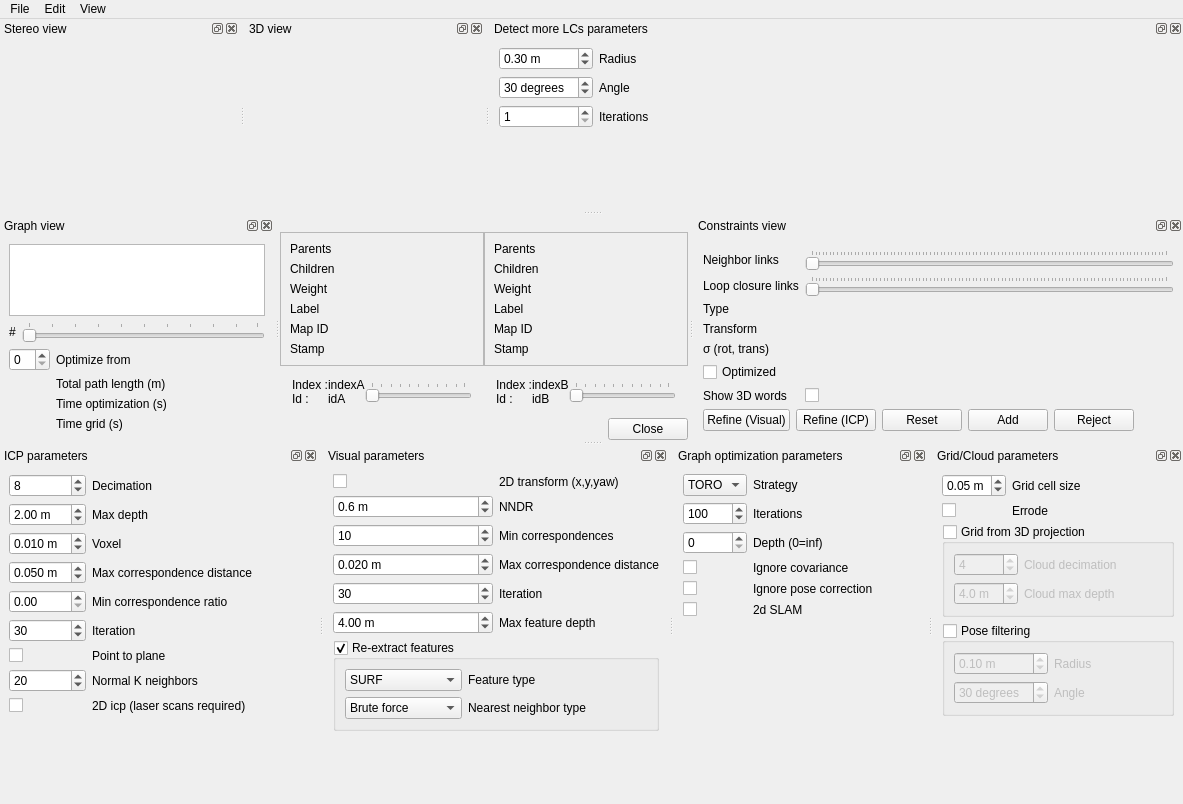
Qt form guilib/src/ui/DatabaseViewer.ui (introlab/rtabmap) before a commit.
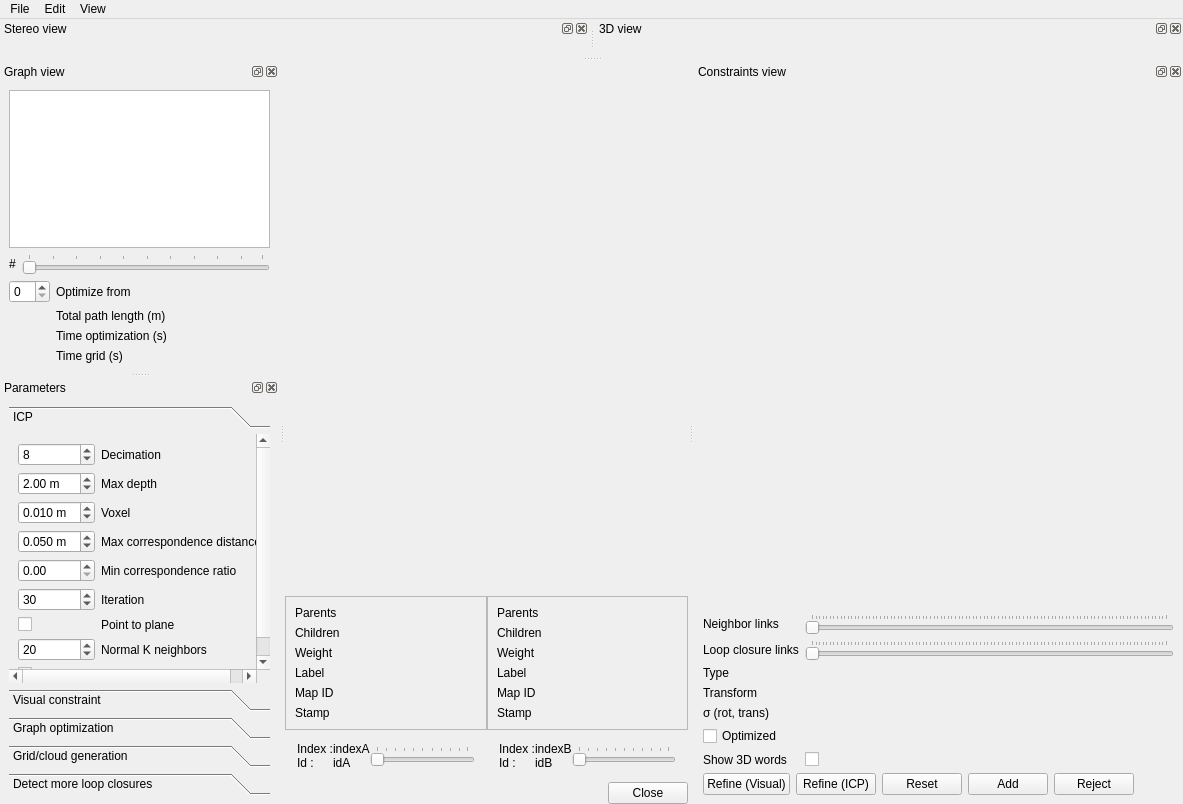
The same form after that commit. The open tabs and pages were chosen to show the change. Custom widgets are drawn as their Qt base class.

Commit message: DatabaseViewer: updated layout (added Parameters toolbox instead of multiple dock widgets)

The edit to the form file:
```diff
--- a/guilib/src/ui/DatabaseViewer.ui
+++ b/guilib/src/ui/DatabaseViewer.ui
@@ -223,7 +223,7 @@
              <height>150</height>
             </rect>
            </property>
-           <layout class="QGridLayout" name="gridLayout_2" columnstretch="0,1">
+           <layout class="QGridLayout" name="gridLayout_2" columnstretch="0,0">
             <item row="0" column="1">
              <widget class="QLabel" name="label_parentsB">
               <property name="text">
@@ -695,24 +695,49 @@
     </layout>
    </widget>
   </widget>
-  <widget class="QDockWidget" name="dockWidget_icp">
+  <widget class="QDockWidget" name="dockWidget_parameters">
    <property name="floating">
-    <bool>true</bool>
+    <bool>false</bool>
+   </property>
+   <property name="allowedAreas">
+    <set>Qt::AllDockWidgetAreas</set>
    </property>
    <property name="windowTitle">
-    <string>ICP parameters</string>
+    <string>Parameters</string>
    </property>
    <attribute name="dockWidgetArea">
-    <number>8</number>
+    <number>1</number>
    </attribute>
    <widget class="QWidget" name="dockWidgetContents_3">
     <layout class="QVBoxLayout" name="verticalLayout_10">
      <item>
+      <widget class="QToolBox" name="toolBox">
+       <property name="currentIndex">
+        <number>4</number>
+       </property>
+       <widget class="QWidget" name="page">
+        <property name="geometry">
+         <rect>
+          <x>0</x>
+          <y>0</y>
+          <width>314</width>
+          <height>303</height>
+         </rect>
+        </property>
+        <attribute name="label">
+         <string>ICP</string>
+        </attribute>
       <layout class="QGridLayout" name="gridLayout_4" columnstretch="0,1">
-       <item row="5" column="1">
-        <widget class="QLabel" name="label_15">
-         <property name="text">
-          <string>Iteration</string>
+         <item row="0" column="0">
+          <widget class="QSpinBox" name="spinBox_icp_decimation">
+           <property name="minimum">
+            <number>1</number>
+           </property>
+           <property name="maximum">
+            <number>16</number>
+           </property>
+           <property name="value">
+            <number>8</number>
          </property>
         </widget>
        </item>
@@ -723,6 +748,22 @@
          </property>
         </widget>
        </item>
+         <item row="1" column="0">
+          <widget class="QDoubleSpinBox" name="doubleSpinBox_icp_maxDepth">
+           <property name="suffix">
+            <string> m</string>
+           </property>
+           <property name="decimals">
+            <number>2</number>
+           </property>
+           <property name="maximum">
+            <double>100.000000000000000</double>
+           </property>
+           <property name="value">
+            <double>2.000000000000000</double>
+           </property>
+          </widget>
+         </item>
        <item row="1" column="1">
         <widget class="QLabel" name="label_17">
          <property name="text">
@@ -730,6 +771,22 @@
          </property>
         </widget>
        </item>
+         <item row="2" column="0">
+          <widget class="QDoubleSpinBox" name="doubleSpinBox_icp_voxel">
+           <property name="suffix">
+            <string> m</string>
+           </property>
+           <property name="decimals">
+            <number>3</number>
+           </property>
+           <property name="maximum">
+            <double>1.000000000000000</double>
+           </property>
+           <property name="value">
+            <double>0.010000000000000</double>
+           </property>
+          </widget>
+         </item>
        <item row="2" column="1">
         <widget class="QLabel" name="label_13">
          <property name="text">
@@ -737,202 +794,162 @@
          </property>
         </widget>
        </item>
-       <item row="3" column="1">
+         <item row="4" column="0">
+          <widget class="QDoubleSpinBox" name="doubleSpinBox_icp_maxCorrespDistance">
+           <property name="suffix">
+            <string> m</string>
+           </property>
+           <property name="decimals">
+            <number>3</number>
+           </property>
+           <property name="minimum">
+            <double>0.001000000000000</double>
+           </property>
+           <property name="maximum">
+            <double>1.000000000000000</double>
+           </property>
+           <property name="value">
+            <double>0.050000000000000</double>
+           </property>
+          </widget>
+         </item>
+         <item row="4" column="1">
         <widget class="QLabel" name="label_12">
          <property name="text">
           <string>Max correspondence distance</string>
          </property>
         </widget>
        </item>
+         <item row="5" column="0">
+          <widget class="QDoubleSpinBox" name="doubleSpinBox_icp_minCorrespondenceRatio">
+           <property name="suffix">
+            <string/>
+           </property>
+           <property name="decimals">
+            <number>2</number>
+           </property>
+           <property name="minimum">
+            <double>0.000000000000000</double>
+           </property>
+           <property name="maximum">
+            <double>1.000000000000000</double>
+           </property>
+           <property name="value">
+            <double>0.000000000000000</double>
+           </property>
+          </widget>
+         </item>
+         <item row="5" column="1">
+          <widget class="QLabel" name="label_46">
+           <property name="text">
+            <string>Min correspondence ratio</string>
+           </property>
+          </widget>
+         </item>
+         <item row="6" column="0">
+          <widget class="QSpinBox" name="spinBox_icp_iteration">
+           <property name="minimum">
+            <number>1</number>
+           </property>
+           <property name="maximum">
+            <number>1000</number>
+           </property>
+           <property name="value">
+            <number>30</number>
+           </property>
+          </widget>
+         </item>
        <item row="6" column="1">
+          <widget class="QLabel" name="label_15">
+           <property name="text">
+            <string>Iteration</string>
+           </property>
+          </widget>
+         </item>
+         <item row="7" column="0">
+          <widget class="QCheckBox" name="checkBox_icp_p2plane">
+           <property name="text">
+            <string/>
+           </property>
+           <property name="checked">
+            <bool>false</bool>
+           </property>
+          </widget>
+         </item>
+         <item row="7" column="1">
         <widget class="QLabel" name="label_11">
          <property name="text">
           <string>Point to plane</string>
          </property>
         </widget>
        </item>
-       <item row="7" column="1">
+         <item row="8" column="0">
+          <widget class="QSpinBox" name="spinBox_icp_normalKSearch">
+           <property name="minimum">
+            <number>1</number>
+           </property>
+           <property name="maximum">
+            <number>1000</number>
+           </property>
+           <property name="value">
+            <number>20</number>
+           </property>
+          </widget>
+         </item>
+         <item row="8" column="1">
         <widget class="QLabel" name="label_20">
          <property name="text">
           <string>Normal K neighbors</string>
          </property>
         </widget>
        </item>
-       <item row="8" column="1">
+         <item row="9" column="0">
+          <widget class="QCheckBox" name="checkBox_icp_2d">
+           <property name="text">
+            <string/>
+           </property>
+           <property name="checked">
+            <bool>false</bool>
+           </property>
+          </widget>
+         </item>
+         <item row="9" column="1">
         <widget class="QLabel" name="label_27">
          <property name="text">
           <string>2D icp (laser scans required)</string>
          </property>
         </widget>
        </item>
-       <item row="0" column="0">
-        <widget class="QSpinBox" name="spinBox_icp_decimation">
-         <property name="minimum">
-          <number>1</number>
-         </property>
-         <property name="maximum">
-          <number>16</number>
-         </property>
-         <property name="value">
-          <number>8</number>
-         </property>
-        </widget>
-       </item>
-       <item row="1" column="0">
-        <widget class="QDoubleSpinBox" name="doubleSpinBox_icp_maxDepth">
-         <property name="suffix">
-          <string> m</string>
-         </property>
-         <property name="decimals">
-          <number>2</number>
-         </property>
-         <property name="maximum">
-          <double>100.000000000000000</double>
-         </property>
-         <property name="value">
-          <double>2.000000000000000</double>
-         </property>
-        </widget>
-       </item>
-       <item row="2" column="0">
-        <widget class="QDoubleSpinBox" name="doubleSpinBox_icp_voxel">
-         <property name="suffix">
-          <string> m</string>
-         </property>
-         <property name="decimals">
-          <number>3</number>
-         </property>
-         <property name="maximum">
-          <double>1.000000000000000</double>
-         </property>
-         <property name="value">
-          <double>0.010000000000000</double>
-         </property>
-        </widget>
-       </item>
-       <item row="3" column="0">
-        <widget class="QDoubleSpinBox" name="doubleSpinBox_icp_maxCorrespDistance">
-         <property name="suffix">
-          <string> m</string>
-         </property>
-         <property name="decimals">
-          <number>3</number>
-         </property>
-         <property name="minimum">
-          <double>0.001000000000000</double>
-         </property>
-         <property name="maximum">
-          <double>1.000000000000000</double>
-         </property>
-         <property name="value">
-          <double>0.050000000000000</double>
-         </property>
-        </widget>
-       </item>
-       <item row="5" column="0">
-        <widget class="QSpinBox" name="spinBox_icp_iteration">
-         <property name="minimum">
-          <number>1</number>
-         </property>
-         <property name="maximum">
-          <number>1000</number>
-         </property>
-         <property name="value">
-          <number>30</number>
-         </property>
-        </widget>
-       </item>
-       <item row="7" column="0">
-        <widget class="QSpinBox" name="spinBox_icp_normalKSearch">
-         <property name="minimum">
-          <number>1</number>
-         </property>
-         <property name="maximum">
-          <number>1000</number>
-         </property>
-         <property name="value">
-          <number>20</number>
-         </property>
-        </widget>
-       </item>
-       <item row="6" column="0">
-        <widget class="QCheckBox" name="checkBox_icp_p2plane">
-         <property name="text">
-          <string/>
-         </property>
-         <property name="checked">
-          <bool>false</bool>
-         </property>
-        </widget>
-       </item>
-       <item row="8" column="0">
-        <widget class="QCheckBox" name="checkBox_icp_2d">
-         <property name="text">
-          <string/>
-         </property>
-         <property name="checked">
-          <bool>false</bool>
-         </property>
-        </widget>
-       </item>
-       <item row="4" column="1">
-        <widget class="QLabel" name="label_46">
-         <property name="text">
-          <string>Min correspondence ratio</string>
-         </property>
-        </widget>
-       </item>
-       <item row="4" column="0">
-        <widget class="QDoubleSpinBox" name="doubleSpinBox_icp_minCorrespondenceRatio">
-         <property name="suffix">
-          <string/>
-         </property>
-         <property name="decimals">
-          <number>2</number>
-         </property>
-         <property name="minimum">
-          <double>0.000000000000000</double>
-         </property>
-         <property name="maximum">
-          <double>1.000000000000000</double>
-         </property>
-         <property name="value">
-          <double>0.000000000000000</double>
-         </property>
-        </widget>
-       </item>
-      </layout>
-     </item>
-     <item>
-      <spacer name="verticalSpacer_2">
+         <item row="10" column="0">
+          <spacer name="verticalSpacer">
        <property name="orientation">
         <enum>Qt::Vertical</enum>
        </property>
        <property name="sizeHint" stdset="0">
         <size>
          <width>20</width>
-         <height>31</height>
+             <height>40</height>
         </size>
        </property>
       </spacer>
      </item>
     </layout>
    </widget>
-  </widget>
-  <widget class="QDockWidget" name="dockWidget_visual">
-   <property name="floating">
-    <bool>true</bool>
-   </property>
-   <property name="windowTitle">
-    <string>Visual parameters</string>
-   </property>
-   <attribute name="dockWidgetArea">
-    <number>8</number>
-   </attribute>
-   <widget class="QWidget" name="dockWidgetContents_4">
-    <layout class="QVBoxLayout" name="verticalLayout_11">
+       <widget class="QWidget" name="page_2">
+        <property name="geometry">
+         <rect>
+          <x>0</x>
+          <y>0</y>
+          <width>338</width>
+          <height>314</height>
+         </rect>
+        </property>
+        <attribute name="label">
+         <string>Visual constraint</string>
+        </attribute>
+        <layout class="QVBoxLayout" name="verticalLayout_15">
      <item>
-      <layout class="QGridLayout" name="gridLayout_3" columnstretch="0,0">
+          <layout class="QGridLayout" name="gridLayout_3" columnstretch="0,1">
        <item row="4" column="0">
         <widget class="QSpinBox" name="spinBox_visual_iteration">
          <property name="minimum">
@@ -1169,11 +1186,8 @@
           </item>
          </widget>
         </item>
-       </layout>
-      </widget>
-     </item>
-     <item>
-      <spacer name="verticalSpacer">
+            <item row="2" column="0">
+             <spacer name="verticalSpacer_2">
        <property name="orientation">
         <enum>Qt::Vertical</enum>
        </property>
@@ -1187,77 +1201,22 @@
      </item>
     </layout>
    </widget>
-  </widget>
-  <widget class="QDockWidget" name="dockWidget_stereoView">
-   <property name="windowTitle">
-    <string>Stereo view</string>
-   </property>
-   <attribute name="dockWidgetArea">
-    <number>4</number>
-   </attribute>
-   <widget class="QWidget" name="dockWidgetContents_5">
-    <layout class="QHBoxLayout" name="horizontalLayout_6" stretch="1,1">
-     <item>
-      <widget class="rtabmap::ImageView" name="graphicsView_stereo" native="true"/>
-     </item>
-     <item>
-      <widget class="rtabmap::CloudViewer" name="stereoViewer" native="true"/>
-     </item>
-    </layout>
-   </widget>
-  </widget>
-  <widget class="QDockWidget" name="dockWidget_view3d">
-   <property name="windowTitle">
-    <string>3D view</string>
-   </property>
-   <attribute name="dockWidgetArea">
-    <number>4</number>
-   </attribute>
-   <widget class="QWidget" name="dockWidgetContents_6">
-    <layout class="QHBoxLayout" name="horizontalLayout_8" stretch="1,1">
-     <item>
-      <widget class="rtabmap::CloudViewer" name="widget_cloudA" native="true"/>
-     </item>
-     <item>
-      <widget class="rtabmap::CloudViewer" name="widget_cloudB" native="true"/>
-     </item>
-    </layout>
-   </widget>
-  </widget>
-  <widget class="QDockWidget" name="dockWidget_graphOptimizer">
-   <property name="windowTitle">
-    <string>Graph optimization parameters</string>
-   </property>
-   <attribute name="dockWidgetArea">
-    <number>8</number>
-   </attribute>
-   <widget class="QWidget" name="dockWidgetContents_7">
-    <layout class="QVBoxLayout" name="verticalLayout_12">
-     <item>
+         </item>
+        </layout>
+       </widget>
+       <widget class="QWidget" name="page_3">
+        <property name="geometry">
+         <rect>
+          <x>0</x>
+          <y>0</y>
+          <width>246</width>
+          <height>198</height>
+         </rect>
+        </property>
+        <attribute name="label">
+         <string>Graph optimization</string>
+        </attribute>
       <layout class="QGridLayout" name="gridLayout_7" columnstretch="0,1">
-       <item row="2" column="0">
-        <widget class="QSpinBox" name="spinBox_optimizationDepth">
-         <property name="suffix">
-          <string/>
-         </property>
-         <property name="minimum">
-          <number>0</number>
-         </property>
-         <property name="maximum">
-          <number>1000</number>
-         </property>
-         <property name="value">
-          <number>0</number>
-         </property>
-        </widget>
-       </item>
-       <item row="1" column="1">
-        <widget class="QLabel" name="label_7">
-         <property name="text">
-          <string>Iterations</string>
-         </property>
-        </widget>
-       </item>
        <item row="0" column="0">
         <widget class="QComboBox" name="comboBox_graphOptimizer">
          <item>
@@ -1272,29 +1231,6 @@
          </item>
         </widget>
        </item>
-       <item row="1" column="0">
-        <widget class="QSpinBox" name="spinBox_iterations">
-         <property name="suffix">
-          <string/>
-         </property>
-         <property name="minimum">
-          <number>1</number>
-         </property>
-         <property name="maximum">
-          <number>1000</number>
-         </property>
-         <property name="value">
-          <number>100</number>
-         </property>
-        </widget>
-       </item>
-       <item row="5" column="1">
-        <widget class="QLabel" name="label_41">
-         <property name="text">
-          <string>2d SLAM</string>
-         </property>
-        </widget>
-       </item>
        <item row="0" column="1">
         <widget class="QLabel" name="label_40">
          <property name="text">
@@ -1302,30 +1238,42 @@
          </property>
         </widget>
        </item>
-       <item row="3" column="1">
-        <widget class="QLabel" name="label_34">
-         <property name="text">
-          <string>Ignore covariance</string>
-         </property>
-        </widget>
-       </item>
-       <item row="3" column="0">
-        <widget class="QCheckBox" name="checkBox_ignoreCovariance">
+         <item row="1" column="0">
+          <widget class="QSpinBox" name="spinBox_iterations">
+           <property name="suffix">
+            <string/>
+           </property>
+           <property name="minimum">
+            <number>1</number>
+           </property>
+           <property name="maximum">
+            <number>1000</number>
+           </property>
+           <property name="value">
+            <number>100</number>
+           </property>
+          </widget>
+         </item>
+         <item row="1" column="1">
+          <widget class="QLabel" name="label_7">
          <property name="text">
-          <string/>
-         </property>
-         <property name="checked">
-          <bool>false</bool>
-         </property>
-        </widget>
-       </item>
-       <item row="5" column="0">
-        <widget class="QCheckBox" name="checkBox_2dslam">
-         <property name="text">
+            <string>Iterations</string>
+           </property>
+          </widget>
+         </item>
+         <item row="2" column="0">
+          <widget class="QSpinBox" name="spinBox_optimizationDepth">
+           <property name="suffix">
           <string/>
          </property>
-         <property name="checked">
-          <bool>false</bool>
+           <property name="minimum">
+            <number>0</number>
+           </property>
+           <property name="maximum">
+            <number>1000</number>
+           </property>
+           <property name="value">
+            <number>0</number>
          </property>
         </widget>
        </item>
@@ -1336,6 +1284,33 @@
          </property>
         </widget>
        </item>
+         <item row="3" column="0">
+          <widget class="QCheckBox" name="checkBox_ignoreCovariance">
+           <property name="text">
+            <string/>
+           </property>
+           <property name="checked">
+            <bool>false</bool>
+           </property>
+          </widget>
+         </item>
+         <item row="3" column="1">
+          <widget class="QLabel" name="label_34">
+           <property name="text">
+            <string>Ignore covariance</string>
+           </property>
+          </widget>
+         </item>
+         <item row="4" column="0">
+          <widget class="QCheckBox" name="checkBox_ignorePoseCorrection">
+           <property name="text">
+            <string/>
+           </property>
+           <property name="checked">
+            <bool>false</bool>
+           </property>
+          </widget>
+         </item>
        <item row="4" column="1">
         <widget class="QLabel" name="label_35">
          <property name="text">
@@ -1343,8 +1318,8 @@
          </property>
         </widget>
        </item>
-       <item row="4" column="0">
-        <widget class="QCheckBox" name="checkBox_ignorePoseCorrection">
+         <item row="5" column="0">
+          <widget class="QCheckBox" name="checkBox_2dslam">
          <property name="text">
           <string/>
          </property>
@@ -1353,33 +1328,41 @@
          </property>
         </widget>
        </item>
-      </layout>
-     </item>
-     <item>
-      <spacer name="verticalSpacer_4">
+         <item row="5" column="1">
+          <widget class="QLabel" name="label_41">
+           <property name="text">
+            <string>2d SLAM</string>
+           </property>
+          </widget>
+         </item>
+         <item row="6" column="0">
+          <spacer name="verticalSpacer_3">
        <property name="orientation">
         <enum>Qt::Vertical</enum>
        </property>
        <property name="sizeHint" stdset="0">
         <size>
          <width>20</width>
-         <height>144</height>
+             <height>40</height>
         </size>
        </property>
       </spacer>
      </item>
     </layout>
    </widget>
-  </widget>
-  <widget class="QDockWidget" name="dockWidget_gridcloud">
-   <property name="windowTitle">
-    <string>Grid/Cloud parameters</string>
-   </property>
-   <attribute name="dockWidgetArea">
-    <number>8</number>
-   </attribute>
-   <widget class="QWidget" name="dockWidgetContents_8">
-    <layout class="QVBoxLayout" name="verticalLayout_13">
+       <widget class="QWidget" name="page_4">
+        <property name="geometry">
+         <rect>
+          <x>0</x>
+          <y>0</y>
+          <width>243</width>
+          <height>284</height>
+         </rect>
+        </property>
+        <attribute name="label">
+         <string>Grid/cloud generation</string>
+        </attribute>
+        <layout class="QVBoxLayout" name="verticalLayout_16">
      <item>
       <layout class="QGridLayout" name="gridLayout_9" columnstretch="0,1">
        <item row="0" column="0">
@@ -1543,35 +1526,36 @@
           </property>
          </widget>
         </item>
-       </layout>
-      </widget>
-     </item>
-     <item>
-      <spacer name="verticalSpacer_5">
+            <item row="5" column="0">
+             <spacer name="verticalSpacer_4">
        <property name="orientation">
         <enum>Qt::Vertical</enum>
        </property>
        <property name="sizeHint" stdset="0">
         <size>
          <width>20</width>
-         <height>156</height>
+                <height>40</height>
         </size>
        </property>
       </spacer>
      </item>
     </layout>
    </widget>
-  </widget>
-  <widget class="QDockWidget" name="dockWidget_detectMoreLC">
-   <property name="windowTitle">
-    <string>Detect more LCs parameters</string>
-   </property>
-   <attribute name="dockWidgetArea">
-    <number>4</number>
-   </attribute>
-   <widget class="QWidget" name="dockWidgetContents_9">
-    <layout class="QVBoxLayout" name="verticalLayout_14">
-     <item>
+         </item>
+        </layout>
+       </widget>
+       <widget class="QWidget" name="page_5">
+        <property name="geometry">
+         <rect>
+          <x>0</x>
+          <y>0</y>
+          <width>256</width>
+          <height>151</height>
+         </rect>
+        </property>
+        <attribute name="label">
+         <string>Detect more loop closures</string>
+        </attribute>
       <layout class="QGridLayout" name="gridLayout_10" columnstretch="0,1">
        <item row="0" column="0">
         <widget class="QDoubleSpinBox" name="doubleSpinBox_detectMore_radius">
@@ -1645,20 +1629,58 @@
          </property>
         </widget>
        </item>
-      </layout>
-     </item>
-     <item>
-      <spacer name="verticalSpacer_3">
+         <item row="3" column="0">
+          <spacer name="verticalSpacer_5">
        <property name="orientation">
         <enum>Qt::Vertical</enum>
        </property>
        <property name="sizeHint" stdset="0">
         <size>
          <width>20</width>
-         <height>150</height>
+             <height>40</height>
         </size>
        </property>
       </spacer>
+         </item>
+        </layout>
+       </widget>
+      </widget>
+     </item>
+    </layout>
+   </widget>
+  </widget>
+  <widget class="QDockWidget" name="dockWidget_stereoView">
+   <property name="windowTitle">
+    <string>Stereo view</string>
+   </property>
+   <attribute name="dockWidgetArea">
+    <number>4</number>
+   </attribute>
+   <widget class="QWidget" name="dockWidgetContents_5">
+    <layout class="QHBoxLayout" name="horizontalLayout_6" stretch="1,1">
+     <item>
+      <widget class="rtabmap::ImageView" name="graphicsView_stereo" native="true"/>
+     </item>
+     <item>
+      <widget class="rtabmap::CloudViewer" name="stereoViewer" native="true"/>
+     </item>
+    </layout>
+   </widget>
+  </widget>
+  <widget class="QDockWidget" name="dockWidget_view3d">
+   <property name="windowTitle">
+    <string>3D view</string>
+   </property>
+   <attribute name="dockWidgetArea">
+    <number>4</number>
+   </attribute>
+   <widget class="QWidget" name="dockWidgetContents_6">
+    <layout class="QHBoxLayout" name="horizontalLayout_8" stretch="1,1">
+     <item>
+      <widget class="rtabmap::CloudViewer" name="widget_cloudA" native="true"/>
+     </item>
+     <item>
+      <widget class="rtabmap::CloudViewer" name="widget_cloudB" native="true"/>
      </item>
     </layout>
    </widget>
```
Lines whose indentation alone changed are shown as unchanged. The commit also changes 1 other file.
